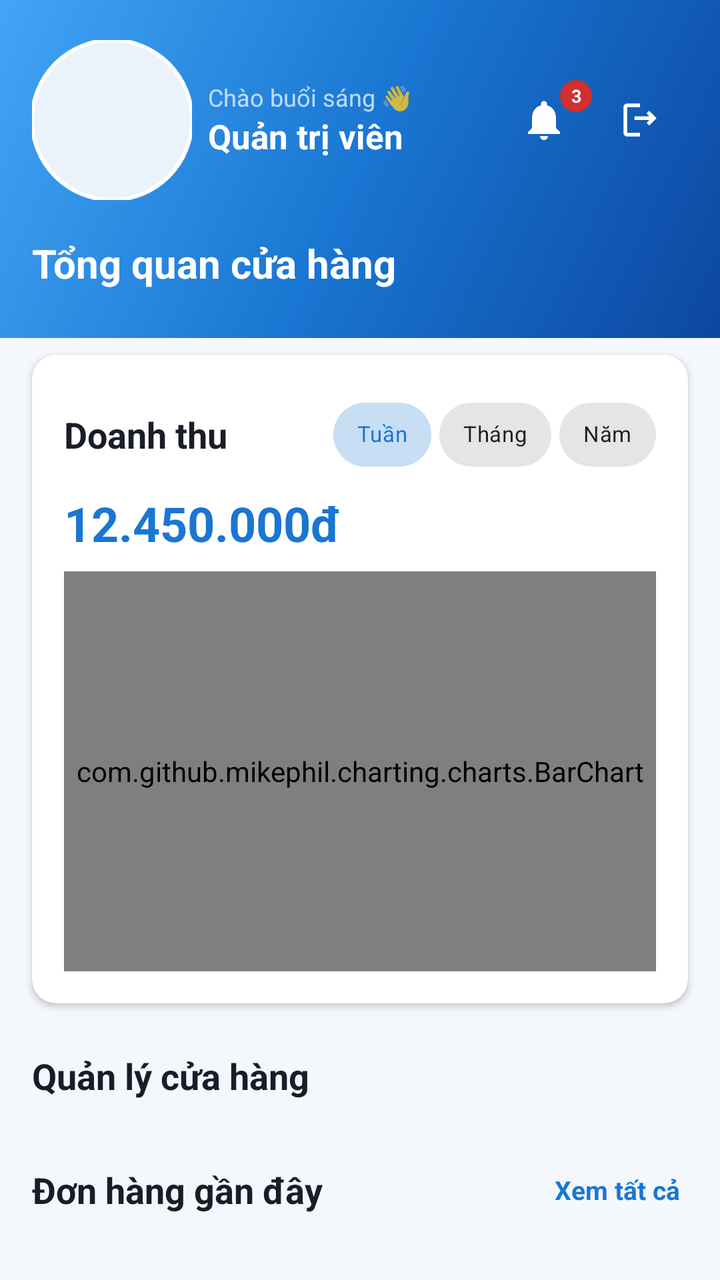
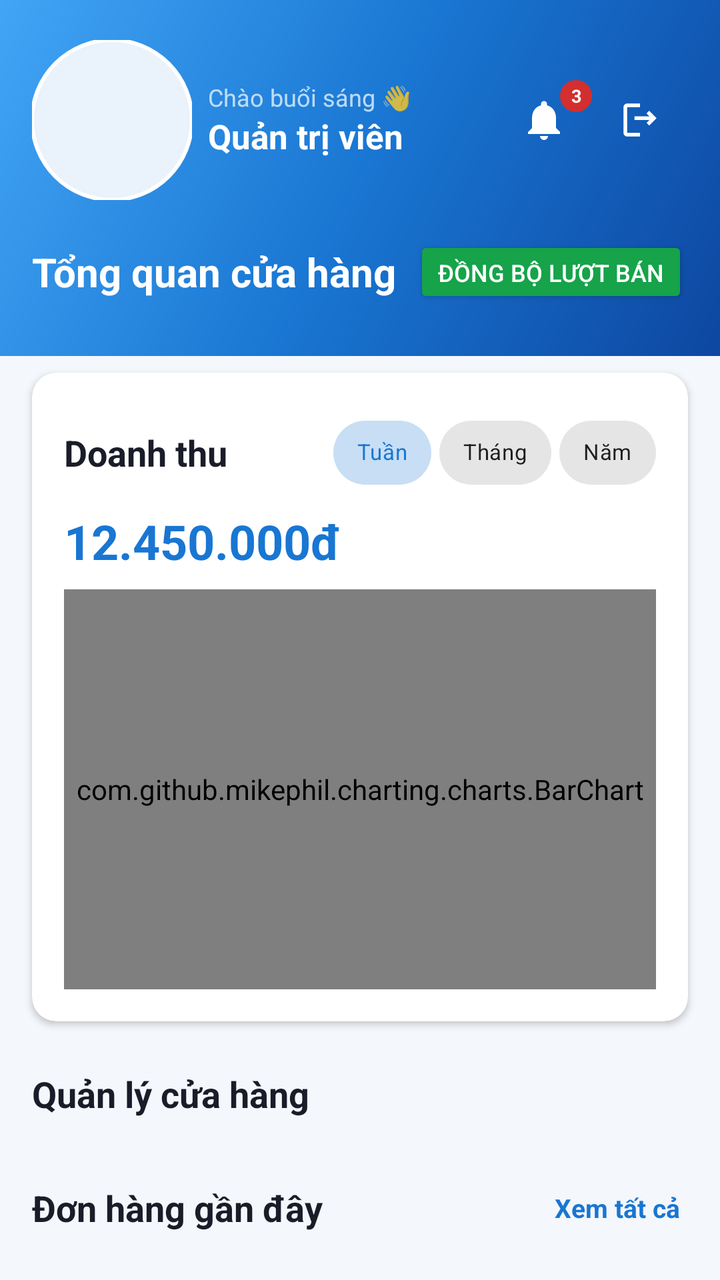

Two renders of the same Android screen: before a commit and after it. Below are the layout's source before the change and the commit's diff.
<!-- AndroidManifest.xml: application theme Theme.BookApp -->
<!-- res/layout/admin_activity_admin_dashboard.xml -->
<?xml version="1.0" encoding="utf-8"?>
<androidx.coordinatorlayout.widget.CoordinatorLayout
    xmlns:android="http://schemas.android.com/apk/res/android"
    xmlns:app="http://schemas.android.com/apk/res-auto"
    xmlns:tools="http://schemas.android.com/tools"
    android:id="@+id/cl_root"
    android:layout_width="match_parent"
    android:layout_height="match_parent"
    android:background="@color/background">

    
    <com.google.android.material.appbar.AppBarLayout
        android:id="@+id/ab_header"
        android:layout_width="match_parent"
        android:layout_height="wrap_content"
        android:background="@drawable/bg_gradient_header"
        app:elevation="0dp">

        <LinearLayout
            android:layout_width="match_parent"
            android:layout_height="wrap_content"
            android:orientation="vertical"
            android:paddingTop="20dp"
            android:paddingBottom="24dp"
            android:paddingHorizontal="@dimen/spacing_md"
            app:layout_scrollFlags="scroll|enterAlways">

            <LinearLayout
                android:layout_width="match_parent"
                android:layout_height="wrap_content"
                android:gravity="center_vertical"
                android:orientation="horizontal">

                <com.google.android.material.imageview.ShapeableImageView
                    android:id="@+id/iv_detail_avatar"
                    android:layout_width="80dp"
                    android:layout_height="80dp"
                    android:src="@drawable/bg_thumbnail_placeholder"
                    android:scaleType="centerCrop"
                    app:strokeColor="@color/white"
                    app:strokeWidth="2dp"
                    app:shapeAppearanceOverlay="@style/CircleImageViewStyle" />

                <LinearLayout
                    android:layout_width="0dp"
                    android:layout_height="wrap_content"
                    android:layout_marginStart="@dimen/spacing_sm"
                    android:layout_weight="1"
                    android:orientation="vertical">

                    <TextView
                        android:id="@+id/tv_greeting"
                        android:layout_width="wrap_content"
                        android:layout_height="wrap_content"
                        android:text="Chào buổi sáng 👋"
                        android:textColor="#CCE3F2FD"
                        android:textSize="12sp" />

                    <TextView
                        android:id="@+id/tv_admin_name"
                        android:layout_width="wrap_content"
                        android:layout_height="wrap_content"
                        android:text="Quản trị viên"
                        android:textColor="@color/white"
                        android:textSize="17sp"
                        android:textStyle="bold" />
                </LinearLayout>

                <FrameLayout
                    android:id="@+id/fl_notification"
                    android:layout_width="@dimen/touch_target_min"
                    android:layout_height="@dimen/touch_target_min"
                    android:background="?attr/selectableItemBackgroundBorderless">

                    <ImageView
                        android:layout_width="24dp"
                        android:layout_height="24dp"
                        android:layout_gravity="center"
                        android:src="@drawable/ic_notification"
                        app:tint="@color/white" />

                    <TextView
                        android:id="@+id/tv_notification_badge"
                        android:layout_width="16dp"
                        android:layout_height="16dp"
                        android:layout_gravity="top|end"
                        android:layout_marginTop="4dp"
                        android:background="@drawable/bg_badge_count"
                        android:gravity="center"
                        android:text="3"
                        android:textColor="@color/white"
                        android:textSize="9sp"
                        android:textStyle="bold" />
                </FrameLayout>

                <FrameLayout
                    android:id="@+id/fl_logout"
                    android:layout_width="@dimen/touch_target_min"
                    android:layout_height="@dimen/touch_target_min"
                    android:background="?attr/selectableItemBackgroundBorderless">

                    <ImageView
                        android:layout_width="22dp"
                        android:layout_height="22dp"
                        android:layout_gravity="center"
                        android:src="@drawable/ic_logout"
                        app:tint="@color/white" />
                </FrameLayout>
            </LinearLayout>

            <TextView
                android:id="@+id/tv_header_title"
                android:layout_width="wrap_content"
                android:layout_height="wrap_content"
                android:layout_marginTop="18dp"
                android:text="Tổng quan cửa hàng"
                android:textColor="@color/white"
                android:textSize="20sp"
                android:textStyle="bold" />
        </LinearLayout>
    </com.google.android.material.appbar.AppBarLayout>

    
    <androidx.core.widget.NestedScrollView
        android:id="@+id/nsv_content"
        android:layout_width="match_parent"
        android:layout_height="match_parent"
        android:clipToPadding="false"
        android:overScrollMode="never"
        android:paddingBottom="@dimen/spacing_lg"
        app:layout_behavior="@string/appbar_scrolling_view_behavior">

        <LinearLayout
            android:layout_width="match_parent"
            android:layout_height="wrap_content"
            android:orientation="vertical">

            
            <androidx.recyclerview.widget.RecyclerView
                android:id="@+id/rv_stat_cards"
                android:layout_width="match_parent"
                android:layout_height="wrap_content"
                android:layout_marginTop="-16dp"
                android:clipToPadding="false"
                android:orientation="horizontal"
                android:paddingHorizontal="@dimen/spacing_md"
                android:paddingVertical="@dimen/spacing_xs"
                android:scrollbars="none"
                app:layoutManager="androidx.recyclerview.widget.LinearLayoutManager"
                tools:listitem="@layout/admin_item_dashboard_stat" />

            
            <androidx.cardview.widget.CardView
                android:layout_width="match_parent"
                android:layout_height="wrap_content"
                android:layout_marginHorizontal="@dimen/spacing_md"
                android:layout_marginTop="@dimen/spacing_md"
                app:cardCornerRadius="@dimen/radius_md"
                app:cardElevation="@dimen/elevation_card"
                app:cardBackgroundColor="@color/surface">

                <LinearLayout
                    android:layout_width="match_parent"
                    android:layout_height="wrap_content"
                    android:orientation="vertical"
                    android:padding="@dimen/spacing_md">

                    <LinearLayout
                        android:layout_width="match_parent"
                        android:layout_height="wrap_content"
                        android:gravity="center_vertical"
                        android:orientation="horizontal">

                        <TextView
                            android:layout_width="0dp"
                            android:layout_height="wrap_content"
                            android:layout_weight="1"
                            android:text="Doanh thu"
                            style="@style/Text.Heading2" />

                        <com.google.android.material.chip.ChipGroup
                            android:id="@+id/cg_revenue_filter"
                            android:layout_width="wrap_content"
                            android:layout_height="wrap_content"
                            app:singleSelection="true"
                            app:chipSpacingHorizontal="4dp">

                            <com.google.android.material.chip.Chip
                                android:id="@+id/chip_week"
                                style="@style/Widget.MaterialComponents.Chip.Choice"
                                android:layout_width="wrap_content"
                                android:layout_height="wrap_content"
                                android:checked="true"
                                android:text="Tuần"
                                android:textSize="11sp" />

                            <com.google.android.material.chip.Chip
                                android:id="@+id/chip_month"
                                style="@style/Widget.MaterialComponents.Chip.Choice"
                                android:layout_width="wrap_content"
                                android:layout_height="wrap_content"
                                android:text="Tháng"
                                android:textSize="11sp" />

                            <com.google.android.material.chip.Chip
                                android:id="@+id/chip_year"
                                style="@style/Widget.MaterialComponents.Chip.Choice"
                                android:layout_width="wrap_content"
                                android:layout_height="wrap_content"
                                android:text="Năm"
                                android:textSize="11sp" />
                        </com.google.android.material.chip.ChipGroup>
                    </LinearLayout>

                    <TextView
                        android:id="@+id/tv_revenue_total"
                        android:layout_width="wrap_content"
                        android:layout_height="wrap_content"
                        android:layout_marginTop="@dimen/spacing_xxs"
                        android:text="12.450.000đ"
                        android:textColor="@color/primary"
                        android:textSize="24sp"
                        android:textStyle="bold" />

                    
                    <com.github.mikephil.charting.charts.BarChart
                        android:id="@+id/chart_revenue"
                        android:layout_width="match_parent"
                        android:layout_height="200dp"
                        android:layout_marginTop="@dimen/spacing_sm" />
                </LinearLayout>
            </androidx.cardview.widget.CardView>

            
            <TextView
                android:layout_width="wrap_content"
                android:layout_height="wrap_content"
                android:layout_marginStart="@dimen/spacing_md"
                android:layout_marginTop="@dimen/spacing_lg"
                android:text="Quản lý cửa hàng"
                style="@style/Text.Heading2" />

            
            <androidx.recyclerview.widget.RecyclerView
                android:id="@+id/rv_management_grid"
                android:layout_width="match_parent"
                android:layout_height="wrap_content"
                android:layout_marginTop="@dimen/spacing_sm"
                android:nestedScrollingEnabled="false"
                android:overScrollMode="never"
                android:paddingHorizontal="@dimen/spacing_sm"
                app:layoutManager="androidx.recyclerview.widget.GridLayoutManager"
                app:spanCount="3"
                tools:listitem="@layout/admin_item_dashboard_menu" />

            
            <LinearLayout
                android:layout_width="match_parent"
                android:layout_height="wrap_content"
                android:layout_marginTop="@dimen/spacing_lg"
                android:gravity="center_vertical"
                android:orientation="horizontal"
                android:paddingHorizontal="@dimen/spacing_md">

                <TextView
                    android:layout_width="0dp"
                    android:layout_height="wrap_content"
                    android:layout_weight="1"
                    android:text="Đơn hàng gần đây"
                    style="@style/Text.Heading2" />

                <TextView
                    android:id="@+id/tv_view_all_orders"
                    android:layout_width="wrap_content"
                    android:layout_height="wrap_content"
                    android:background="?attr/selectableItemBackground"
                    android:padding="@dimen/spacing_xxs"
                    android:text="Xem tất cả"
                    android:textColor="@color/primary"
                    android:textSize="13sp"
                    android:textStyle="bold" />
            </LinearLayout>

            <androidx.recyclerview.widget.RecyclerView
                android:id="@+id/rv_recent_orders"
                android:layout_width="match_parent"
                android:layout_height="wrap_content"
                android:layout_marginTop="@dimen/spacing_xs"
                android:nestedScrollingEnabled="false"
                android:overScrollMode="never"
                android:paddingHorizontal="@dimen/spacing_md"
                app:layoutManager="androidx.recyclerview.widget.LinearLayoutManager"
                tools:listitem="@layout/admin_item_admin_order_mini" />

            
            <TextView
                android:layout_width="wrap_content"
                android:layout_height="wrap_content"
                android:layout_marginStart="@dimen/spacing_md"
                android:layout_marginTop="@dimen/spacing_lg"
                android:text="Top sách bán chạy"
                style="@style/Text.Heading2" />

            <androidx.recyclerview.widget.RecyclerView
                android:id="@+id/rv_top_books"
                android:layout_width="match_parent"
                android:layout_height="wrap_content"
                android:layout_marginTop="@dimen/spacing_xs"
                android:clipToPadding="false"
                android:orientation="horizontal"
                android:paddingHorizontal="@dimen/spacing_md"
                android:scrollbars="none"
                app:layoutManager="androidx.recyclerview.widget.LinearLayoutManager"
                tools:listitem="@layout/admin_item_top_book" />

        </LinearLayout>
    </androidx.core.widget.NestedScrollView>

</androidx.coordinatorlayout.widget.CoordinatorLayout>
<!-- res/layout/admin_item_dashboard_stat.xml (included above) -->
<?xml version="1.0" encoding="utf-8"?>
<androidx.cardview.widget.CardView xmlns:android="http://schemas.android.com/apk/res/android"
    xmlns:app="http://schemas.android.com/apk/res-auto"
    android:layout_width="150dp"
    android:layout_height="wrap_content"
    android:layout_marginEnd="@dimen/spacing_sm"
    app:cardBackgroundColor="@color/surface"
    app:cardCornerRadius="@dimen/radius_md"
    app:cardElevation="@dimen/elevation_card">

    <LinearLayout
        android:layout_width="match_parent"
        android:layout_height="wrap_content"
        android:orientation="vertical"
        android:padding="@dimen/spacing_sm">

        <FrameLayout
            android:layout_width="40dp"
            android:layout_height="40dp"
            android:background="@drawable/bg_stat_icon_circle">

            <ImageView
                android:id="@+id/iv_stat_icon"
                android:layout_width="20dp"
                android:layout_height="20dp"
                android:layout_gravity="center"
                android:src="@drawable/ic_revenue" />
        </FrameLayout>

        <TextView
            android:id="@+id/tv_stat_value"
            android:layout_width="wrap_content"
            android:layout_height="wrap_content"
            android:layout_marginTop="@dimen/spacing_xs"
            android:text="12.4M"
            android:textColor="@color/text_primary"
            android:textSize="18sp"
            android:textStyle="bold" />

        <TextView
            android:id="@+id/tv_stat_label"
            android:layout_width="wrap_content"
            android:layout_height="wrap_content"
            android:text="Doanh thu tháng"
            android:textColor="@color/text_secondary"
            android:textSize="11sp" />

        <LinearLayout
            android:layout_width="wrap_content"
            android:layout_height="wrap_content"
            android:layout_marginTop="2dp"
            android:gravity="center_vertical"
            android:orientation="horizontal">

            <TextView
                android:id="@+id/tv_stat_growth"
                android:layout_width="wrap_content"
                android:layout_height="wrap_content"
                android:text="▲ 12.5%"
                android:textColor="@color/success"
                android:textSize="11sp"
                android:textStyle="bold" />
        </LinearLayout>
    </LinearLayout>
</androidx.cardview.widget.CardView>
<!-- res/layout/admin_item_dashboard_menu.xml (included above) -->
<?xml version="1.0" encoding="utf-8"?>
<LinearLayout xmlns:android="http://schemas.android.com/apk/res/android"
    android:id="@+id/ll_menu_item"
    android:layout_width="match_parent"
    android:layout_height="wrap_content"
    android:layout_margin="@dimen/spacing_xs"
    android:background="@drawable/ripple_item"
    android:clickable="true"
    android:focusable="true"
    android:gravity="center"
    android:orientation="vertical"
    android:paddingVertical="@dimen/spacing_sm">

    <FrameLayout
        android:layout_width="52dp"
        android:layout_height="52dp"
        android:background="@drawable/bg_stat_icon_circle">

        <ImageView
            android:id="@+id/iv_menu_icon"
            android:layout_width="24dp"
            android:layout_height="24dp"
            android:layout_gravity="center"
            android:src="@drawable/ic_book"
            app:tint="@color/primary"
            xmlns:app="http://schemas.android.com/apk/res-auto" />
    </FrameLayout>

    <TextView
        android:id="@+id/tv_menu_label"
        android:layout_width="wrap_content"
        android:layout_height="wrap_content"
        android:layout_marginTop="@dimen/spacing_xxs"
        android:gravity="center"
        android:text="Quản lý sách"
        android:textColor="@color/text_primary"
        android:textSize="12sp" />
</LinearLayout>
<!-- res/layout/admin_item_admin_order_mini.xml (included above) -->
<?xml version="1.0" encoding="utf-8"?>
<LinearLayout xmlns:android="http://schemas.android.com/apk/res/android"
    android:id="@+id/ll_order_mini"
    android:layout_width="match_parent"
    android:layout_height="wrap_content"
    android:layout_marginBottom="@dimen/spacing_xs"
    android:background="@drawable/bg_rounded_card"
    android:clickable="true"
    android:focusable="true"
    android:foreground="?attr/selectableItemBackground"
    android:gravity="center_vertical"
    android:orientation="horizontal"
    android:padding="@dimen/spacing_sm">

    <FrameLayout
        android:layout_width="40dp"
        android:layout_height="40dp"
        android:background="@drawable/bg_stat_icon_circle">

        <ImageView
            android:layout_width="18dp"
            android:layout_height="18dp"
            android:layout_gravity="center"
            android:src="@drawable/ic_order"
            xmlns:app="http://schemas.android.com/apk/res-auto"
            app:tint="@color/primary" />
    </FrameLayout>

    <LinearLayout
        android:layout_width="0dp"
        android:layout_height="wrap_content"
        android:layout_marginStart="@dimen/spacing_sm"
        android:layout_weight="1"
        android:orientation="vertical">

        <TextView
            android:id="@+id/tv_order_code"
            android:layout_width="wrap_content"
            android:layout_height="wrap_content"
            android:text="#DH00231"
            android:textColor="@color/text_primary"
            android:textSize="14sp"
            android:textStyle="bold" />

        <TextView
            android:id="@+id/tv_order_customer"
            android:layout_width="wrap_content"
            android:layout_height="wrap_content"
            android:text="Nguyễn Văn A · 2 sản phẩm"
            android:textColor="@color/text_secondary"
            android:textSize="12sp" />
    </LinearLayout>

    <LinearLayout
        android:layout_width="wrap_content"
        android:layout_height="wrap_content"
        android:gravity="end"
        android:orientation="vertical">

        <TextView
            android:id="@+id/tv_order_total"
            android:layout_width="wrap_content"
            android:layout_height="wrap_content"
            android:text="245.000đ"
            android:textColor="@color/text_primary"
            android:textSize="13sp"
            android:textStyle="bold" />

        <TextView
            android:id="@+id/tv_order_status"
            android:layout_width="wrap_content"
            android:layout_height="wrap_content"
            android:layout_marginTop="2dp"
            android:background="@drawable/bg_pill_warning"
            android:paddingHorizontal="8dp"
            android:paddingVertical="2dp"
            android:text="Chờ xử lý"
            android:textColor="@color/warning"
            android:textSize="10sp"
            android:textStyle="bold" />
    </LinearLayout>
</LinearLayout>
<!-- res/layout/admin_item_top_book.xml (included above) -->
<?xml version="1.0" encoding="utf-8"?>
<LinearLayout xmlns:android="http://schemas.android.com/apk/res/android"
    android:layout_width="120dp"
    android:layout_height="wrap_content"
    android:layout_marginEnd="@dimen/spacing_sm"
    android:background="@drawable/ripple_item"
    android:clickable="true"
    android:focusable="true"
    android:orientation="vertical">

    <FrameLayout
        android:layout_width="match_parent"
        android:layout_height="130dp">

        <ImageView
            android:id="@+id/iv_top_book_cover"
            android:layout_width="match_parent"
            android:layout_height="match_parent"
            android:background="@drawable/bg_thumbnail_placeholder"
            android:scaleType="centerCrop" />

        <TextView
            android:id="@+id/tv_top_book_rank"
            android:layout_width="24dp"
            android:layout_height="24dp"
            android:layout_gravity="top|start"
            android:layout_margin="4dp"
            android:background="@drawable/bg_badge_count"
            android:backgroundTint="@color/primary_dark"
            android:gravity="center"
            android:text="1"
            android:textColor="@color/white"
            android:textSize="11sp"
            android:textStyle="bold" />
    </FrameLayout>

    <TextView
        android:id="@+id/tv_top_book_title"
        android:layout_width="match_parent"
        android:layout_height="wrap_content"
        android:layout_marginTop="4dp"
        android:ellipsize="end"
        android:maxLines="2"
        android:text="Nhà Giả Kim"
        android:textColor="@color/text_primary"
        android:textSize="12sp"
        android:textStyle="bold" />

    <TextView
        android:id="@+id/tv_top_book_sold"
        android:layout_width="wrap_content"
        android:layout_height="wrap_content"
        android:text="Đã bán 128"
        android:textColor="@color/text_secondary"
        android:textSize="11sp" />
</LinearLayout>
<!-- resources referenced by this layout -->
<resources>
  <color name="background">#F4F7FB</color>
  <color name="primary">#1976D2</color>
  <color name="primary_dark">#0D47A1</color>
  <color name="success">#4CAF50</color>
  <color name="surface">#FFFFFF</color>
  <color name="text_primary">#1A1D29</color>
  <color name="text_secondary">#6B7280</color>
  <color name="warning">#FFC107</color>
  <color name="white">#FFFFFF</color>
  <dimen name="elevation_card">2dp</dimen>
  <dimen name="radius_md">12dp</dimen>
  <dimen name="spacing_lg">24dp</dimen>
  <dimen name="spacing_md">16dp</dimen>
  <dimen name="spacing_sm">8dp</dimen>
  <dimen name="spacing_xs">4dp</dimen>
  <dimen name="spacing_xxs">4dp</dimen>
  <dimen name="touch_target_min">48dp</dimen>
  <!-- drawable bg_badge_count (drawable) -->
  <?xml version="1.0" encoding="utf-8"?>
  <shape xmlns:android="http://schemas.android.com/apk/res/android" android:shape="rectangle">
      <solid android:color="@color/error" />
      <corners android:radius="100dp" />
  </shape>
  <!-- drawable bg_gradient_header (drawable) -->
  <shape xmlns:android="http://schemas.android.com/apk/res/android" android:shape="rectangle">
      <gradient
          android:angle="135"
          android:startColor="@color/primary_dark"
          android:centerColor="@color/primary"
          android:endColor="@color/primary_variant"/>
  </shape>
  <!-- drawable bg_pill_warning (drawable) -->
  <shape xmlns:android="http://schemas.android.com/apk/res/android">
      <solid android:color="@color/warning_bg"/>
      <corners android:radius="100dp"/>
  </shape>
  <!-- drawable bg_rounded_card (drawable) -->
  <shape xmlns:android="http://schemas.android.com/apk/res/android">
      <solid android:color="@color/white"/>
      <corners android:radius="14dp"/>
  </shape>
  <!-- drawable bg_stat_icon_circle (drawable) -->
  <shape xmlns:android="http://schemas.android.com/apk/res/android">
      <solid android:color="@color/surface_variant"/>
      <corners android:radius="24dp"/>
  </shape>
  <!-- drawable bg_thumbnail_placeholder (drawable) -->
  <shape xmlns:android="http://schemas.android.com/apk/res/android">
      <solid android:color="@color/surface_variant"/>
      <corners android:radius="1000dp"/>
  </shape>
  <!-- drawable ic_book (drawable) -->
  <vector xmlns:android="http://schemas.android.com/apk/res/android"
      android:width="24dp" android:height="24dp" android:viewportWidth="24" android:viewportHeight="24">
      <path android:fillColor="#FF000000" android:pathData="M18,2H6C4.9,2 4,2.9 4,4v16c0,1.1 0.9,2 2,2h12c1.1,0 2,-0.9 2,-2V4C20,2.9 19.1,2 18,2zM18,20H6V4h2v9l2.5,-1.5L13,13V4h5V20z"/>
  </vector>
  <!-- drawable ic_logout (drawable) -->
  <vector xmlns:android="http://schemas.android.com/apk/res/android"
      android:width="24dp" android:height="24dp" android:viewportWidth="24" android:viewportHeight="24">
      <path android:fillColor="#FFD32F2F" android:pathData="M17,7l-1.41,1.41L17.17,10H9v2h8.17l-1.58,1.58L17,15l4,-4zM5,5h7V3H5c-1.1,0 -2,0.9 -2,2v14c0,1.1 0.9,2 2,2h7v-2H5V5z"/>
  </vector>
  <!-- drawable ripple_item (drawable) -->
  <ripple xmlns:android="http://schemas.android.com/apk/res/android" android:color="@color/ripple_light">
      <item>
          <shape android:shape="rectangle">
              <solid android:color="@color/white"/>
          </shape>
      </item>
  </ripple>
  <style name="CircleImageViewStyle">
          <item name="cornerSize">50%</item>
      </style>
  <style name="Text.Heading2">
          <item name="android:textColor">@color/text_primary</item>
          <item name="android:textSize">18sp</item>
          <item name="android:textStyle">bold</item>
      </style>
  <color name="error">#D32F2F</color>
  <color name="primary_variant">#42A5F5</color>
  <color name="warning_bg">#FFF8E1</color>
  <color name="surface_variant">#EAF2FB</color>
  <color name="ripple_light">#33000000</color>
  <color name="accent_price">#FF7A00</color>
  <color name="text_hint">#A0A6B1</color>
  <!-- unchanged entries left out for length: 4 -->
</resources>

<!-- the commit's change to res/layout/admin_activity_admin_dashboard.xml (unified diff, before → after) -->
@@ -108,15 +108,33 @@
                 </FrameLayout>
             </LinearLayout>
 
-            <TextView
-                android:id="@+id/tv_header_title"
-                android:layout_width="wrap_content"
+            <LinearLayout
+                android:layout_width="match_parent"
                 android:layout_height="wrap_content"
                 android:layout_marginTop="18dp"
-                android:text="Tổng quan cửa hàng"
-                android:textColor="@color/white"
-                android:textSize="20sp"
-                android:textStyle="bold" />
+                android:gravity="center_vertical"
+                android:orientation="horizontal">
+                
+                <TextView
+                    android:id="@+id/tv_header_title"
+                    android:layout_width="0dp"
+                    android:layout_height="wrap_content"
+                    android:layout_weight="1"
+                    android:text="Tổng quan cửa hàng"
+                    android:textColor="@color/white"
+                    android:textSize="20sp"
+                    android:textStyle="bold" />
+
+                
+                <Button
+                    android:id="@+id/btn_sync_sold_count"
+                    android:layout_width="wrap_content"
+                    android:layout_height="36dp"
+                    android:text="Đồng Bộ Lượt Bán"
+                    android:textSize="12sp"
+                    app:backgroundTint="@color/status_success"
+                    android:textColor="@color/white" />
+            </LinearLayout>
         </LinearLayout>
     </com.google.android.material.appbar.AppBarLayout>
 
<!-- resource entries referenced after the edit -->
@@ -3,6 +3,7 @@
   <color name="background">#F4F7FB</color>
   <color name="primary">#1976D2</color>
   <color name="primary_dark">#0D47A1</color>
+  <color name="status_success">#16A34A</color>
   <color name="success">#4CAF50</color>
   <color name="surface">#FFFFFF</color>
   <color name="text_primary">#1A1D29</color>
